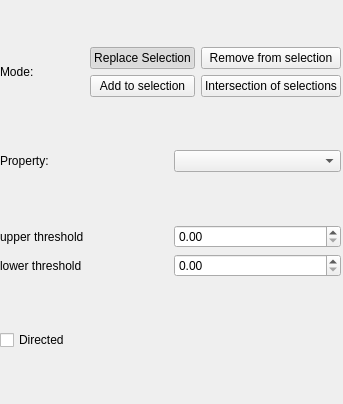
Before: the Qt Designer form plugins/interactor/MagicWand/MagicSelectionInteractorConfigWidget.ui in vadivelselvaraj/TulipGLImprovement, drawn with Qt 5.
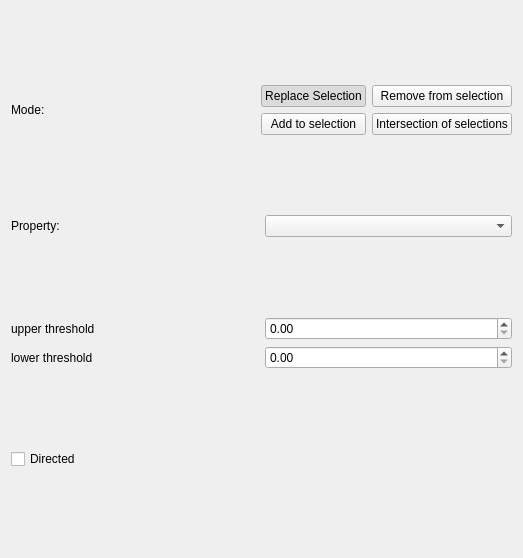
After: the same form once the commit is applied.

Commit message: reworked the layout of the config widget a bit to be more useable - still WIP

```diff
--- a/plugins/interactor/MagicWand/MagicSelectionInteractorConfigWidget.ui
+++ b/plugins/interactor/MagicWand/MagicSelectionInteractorConfigWidget.ui
@@ -6,22 +6,15 @@
    <rect>
     <x>0</x>
     <y>0</y>
-    <width>343</width>
-    <height>404</height>
+    <width>523</width>
+    <height>558</height>
    </rect>
   </property>
   <property name="windowTitle">
    <string>Form</string>
   </property>
-  <widget class="QWidget" name="verticalLayoutWidget">
-   <property name="geometry">
-    <rect>
-     <x>0</x>
-     <y>0</y>
-     <width>341</width>
-     <height>401</height>
-    </rect>
-   </property>
+  <layout class="QVBoxLayout" name="verticalLayout_3">
+   <item>
    <layout class="QVBoxLayout" name="verticalLayout">
     <item>
      <layout class="QHBoxLayout" name="horizontalLayout">
@@ -90,6 +83,8 @@
       </item>
      </layout>
     </item>
+    </layout>
+   </item>
     <item>
      <layout class="QHBoxLayout" name="horizontalLayout_3">
       <item>
@@ -151,7 +146,6 @@
      </widget>
     </item>
    </layout>
-  </widget>
  </widget>
  <resources/>
  <connections/>
```
Lines whose indentation alone changed are shown as unchanged.
